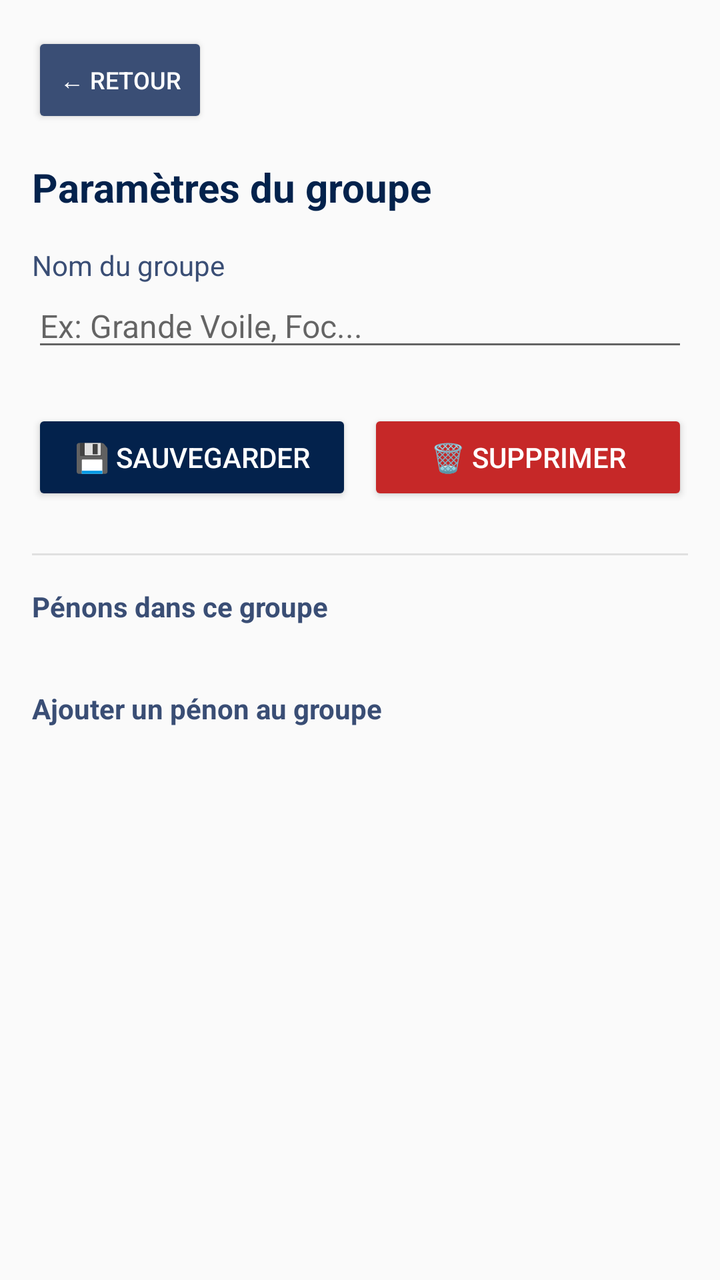
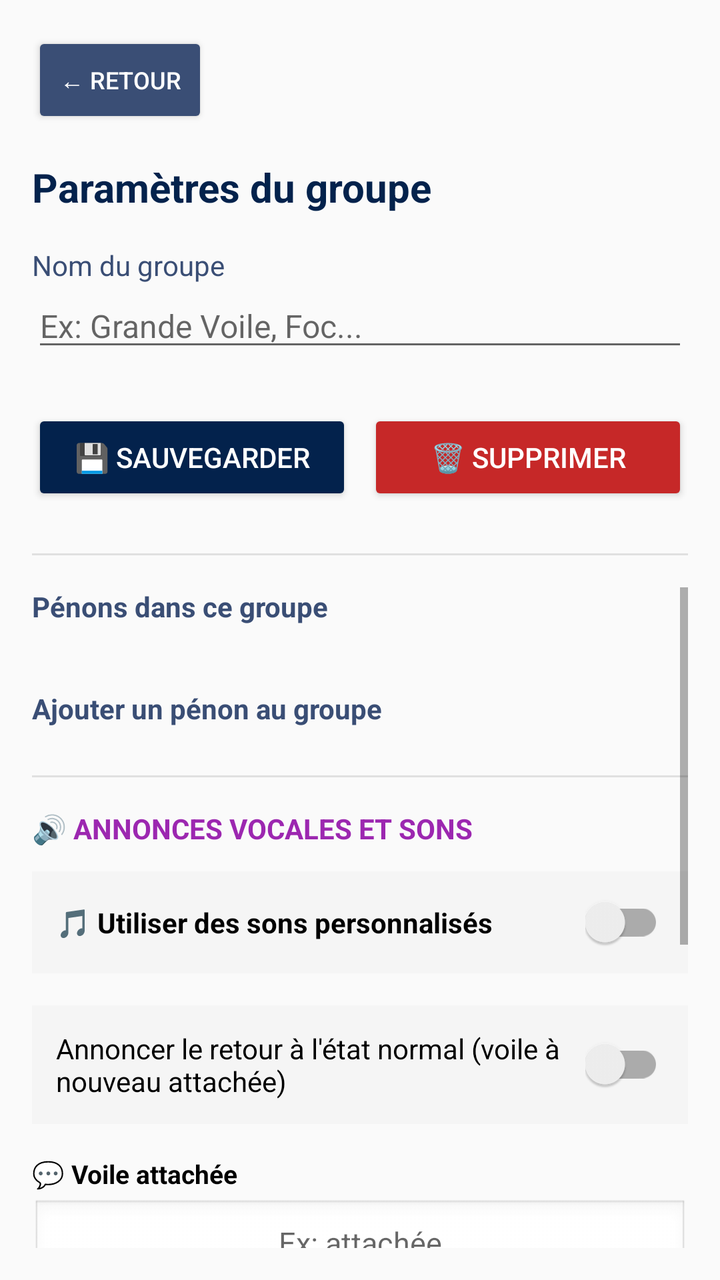

Before-and-after screenshots of an Android layout around one commit, followed by the original layout XML and the change that was made.
<!-- AndroidManifest.xml: application theme Theme.AppCompat.Light.NoActionBar -->
<!-- res/layout/activity_group_settings.xml -->
<?xml version="1.0" encoding="utf-8"?>
<LinearLayout xmlns:android="http://schemas.android.com/apk/res/android"
    android:layout_width="match_parent"
    android:layout_height="match_parent"
    android:orientation="vertical"
    android:padding="16dp"
    android:fitsSystemWindows="true">

    
    <Button
        android:id="@+id/btnGroupSettingsBack"
        android:layout_width="wrap_content"
        android:layout_height="wrap_content"
        android:text="← Retour"
        android:textSize="12sp"
        android:backgroundTint="@color/grey"
        android:textColor="@color/white"
        android:layout_marginBottom="16dp" />

    
    <TextView
        android:id="@+id/tvGroupSettingsTitle"
        android:layout_width="match_parent"
        android:layout_height="wrap_content"
        android:text="Paramètres du groupe"
        android:textSize="20sp"
        android:textStyle="bold"
        android:textColor="@color/sea"
        android:layout_marginBottom="16dp" />

    
    <TextView
        android:layout_width="match_parent"
        android:layout_height="wrap_content"
        android:text="Nom du groupe"
        android:textSize="14sp"
        android:textColor="@color/grey" />

    <EditText
        android:id="@+id/editGroupName"
        android:layout_width="match_parent"
        android:layout_height="wrap_content"
        android:hint="Ex: Grande Voile, Foc..."
        android:textSize="16sp"
        android:layout_marginBottom="24dp" />

    
    <LinearLayout
        android:layout_width="match_parent"
        android:layout_height="wrap_content"
        android:orientation="horizontal"
        android:layout_marginBottom="24dp">

        <Button
            android:id="@+id/btnSaveGroup"
            android:layout_width="0dp"
            android:layout_height="wrap_content"
            android:layout_weight="1"
            android:layout_marginEnd="8dp"
            android:text="💾 Sauvegarder"
            android:backgroundTint="@color/sea"
            android:textColor="@color/white" />

        <Button
            android:id="@+id/btnDeleteGroup"
            android:layout_width="0dp"
            android:layout_height="wrap_content"
            android:layout_weight="1"
            android:text="🗑️ Supprimer"
            android:backgroundTint="#C62828"
            android:textColor="@color/white" />

    </LinearLayout>

    
    <View
        android:layout_width="match_parent"
        android:layout_height="1dp"
        android:background="#E0E0E0"
        android:layout_marginBottom="16dp" />

    <ScrollView
        android:layout_width="match_parent"
        android:layout_height="0dp"
        android:layout_weight="1">

        <LinearLayout
            android:layout_width="match_parent"
            android:layout_height="wrap_content"
            android:orientation="vertical">

            
            <TextView
                android:layout_width="match_parent"
                android:layout_height="wrap_content"
                android:text="Pénons dans ce groupe"
                android:textSize="14sp"
                android:textStyle="bold"
                android:textColor="@color/grey"
                android:layout_marginBottom="8dp" />

            <LinearLayout
                android:id="@+id/layoutInGroupPenons"
                android:layout_width="match_parent"
                android:layout_height="wrap_content"
                android:orientation="vertical"
                android:layout_marginBottom="24dp" />

            
            <TextView
                android:id="@+id/tvAvailableTitle"
                android:layout_width="match_parent"
                android:layout_height="wrap_content"
                android:text="Ajouter un pénon au groupe"
                android:textSize="14sp"
                android:textStyle="bold"
                android:textColor="@color/grey"
                android:layout_marginBottom="8dp" />

            <LinearLayout
                android:id="@+id/layoutAvailablePenons"
                android:layout_width="match_parent"
                android:layout_height="wrap_content"
                android:orientation="vertical" />

        </LinearLayout>

    </ScrollView>

</LinearLayout>
<!-- resources referenced by this layout -->
<resources>
  <color name="grey">#3A4E75</color>
  <color name="sea">#03224C</color>
  <color name="white">#FFFFFFFF</color>
</resources>

<!-- the commit's change to res/layout/activity_group_settings.xml (unified diff, before → after) -->
@@ -123,6 +123,298 @@
                 android:layout_height="wrap_content"
                 android:orientation="vertical" />
 
+            
+            <View
+                android:layout_width="match_parent"
+                android:layout_height="1dp"
+                android:background="#E0E0E0"
+                android:layout_marginTop="16dp"
+                android:layout_marginBottom="16dp" />
+
+            
+            <TextView
+                android:layout_width="match_parent"
+                android:layout_height="wrap_content"
+                android:text="🔊 ANNONCES VOCALES ET SONS"
+                android:textSize="14sp"
+                android:textStyle="bold"
+                android:textColor="#9C27B0"
+                android:layout_marginBottom="12dp" />
+
+            
+            <LinearLayout
+                android:layout_width="match_parent"
+                android:layout_height="wrap_content"
+                android:orientation="horizontal"
+                android:gravity="center_vertical"
+                android:background="#F5F5F5"
+                android:padding="12dp"
+                android:layout_marginBottom="16dp">
+
+                <TextView
+                    android:layout_width="0dp"
+                    android:layout_height="wrap_content"
+                    android:layout_weight="1"
+                    android:text="🎵 Utiliser des sons personnalisés"
+                    android:textColor="#000000"
+                    android:textSize="14sp"
+                    android:textStyle="bold" />
+
+                <androidx.appcompat.widget.SwitchCompat
+                    android:id="@+id/switchGroupUseSound"
+                    android:layout_width="wrap_content"
+                    android:layout_height="wrap_content" />
+            </LinearLayout>
+
+            
+            <LinearLayout
+                android:layout_width="match_parent"
+                android:layout_height="wrap_content"
+                android:orientation="horizontal"
+                android:gravity="center_vertical"
+                android:background="#F5F5F5"
+                android:padding="12dp"
+                android:layout_marginBottom="16dp">
+
+                <TextView
+                    android:layout_width="0dp"
+                    android:layout_height="wrap_content"
+                    android:layout_weight="1"
+                    android:text="Annoncer le retour à l'état normal (voile à nouveau attachée)"
+                    android:textColor="#000000"
+                    android:textSize="14sp" />
+
+                <androidx.appcompat.widget.SwitchCompat
+                    android:id="@+id/switchAnnounceAttached"
+                    android:layout_width="wrap_content"
+                    android:layout_height="wrap_content" />
+            </LinearLayout>
+
+            
+            <LinearLayout
+                android:id="@+id/layoutGroupVoiceLabels"
+                android:layout_width="match_parent"
+                android:layout_height="wrap_content"
+                android:orientation="vertical">
+
+                <TextView
+                    android:layout_width="wrap_content"
+                    android:layout_height="wrap_content"
+                    android:text="💬 Voile attachée"
+                    android:textColor="#000000"
+                    android:textSize="13sp"
+                    android:textStyle="bold"
+                    android:layout_marginBottom="4dp" />
+                <EditText
+                    android:id="@+id/editGroupLabelAttached"
+                    android:layout_width="match_parent"
+                    android:layout_height="48dp"
+                    android:hint="Ex: attachée"
+                    android:inputType="text"
+                    android:gravity="center"
+                    android:background="@android:drawable/edit_text"
+                    android:textColor="#000000"
+                    android:textSize="15sp"
+                    android:layout_marginBottom="12dp" />
+
+                <TextView
+                    android:layout_width="wrap_content"
+                    android:layout_height="wrap_content"
+                    android:text="💬 Voile détachée"
+                    android:textColor="#000000"
+                    android:textSize="13sp"
+                    android:textStyle="bold"
+                    android:layout_marginBottom="4dp" />
+                <EditText
+                    android:id="@+id/editGroupLabelDetached"
+                    android:layout_width="match_parent"
+                    android:layout_height="48dp"
+                    android:hint="Ex: détachée"
+                    android:inputType="text"
+                    android:gravity="center"
+                    android:background="@android:drawable/edit_text"
+                    android:textColor="#000000"
+                    android:textSize="15sp"
+                    android:layout_marginBottom="12dp" />
+
+                <TextView
+                    android:layout_width="wrap_content"
+                    android:layout_height="wrap_content"
+                    android:text="💬 Voile détachée bâbord"
+                    android:textColor="#000000"
+                    android:textSize="13sp"
+                    android:textStyle="bold"
+                    android:layout_marginBottom="4dp" />
+                <EditText
+                    android:id="@+id/editGroupLabelDetachedBabord"
+                    android:layout_width="match_parent"
+                    android:layout_height="48dp"
+                    android:hint="Ex: détachée bâbord"
+                    android:inputType="text"
+                    android:gravity="center"
+                    android:background="@android:drawable/edit_text"
+                    android:textColor="#000000"
+                    android:textSize="15sp"
+                    android:layout_marginBottom="12dp" />
+
+                <TextView
+                    android:layout_width="wrap_content"
+                    android:layout_height="wrap_content"
+                    android:text="💬 Voile détachée tribord"
+                    android:textColor="#000000"
+                    android:textSize="13sp"
+                    android:textStyle="bold"
+                    android:layout_marginBottom="4dp" />
+                <EditText
+                    android:id="@+id/editGroupLabelDetachedTribord"
+                    android:layout_width="match_parent"
+                    android:layout_height="48dp"
+                    android:hint="Ex: détachée tribord"
+                    android:inputType="text"
+                    android:gravity="center"
+                    android:background="@android:drawable/edit_text"
+                    android:textColor="#000000"
+                    android:textSize="15sp"
+                    android:layout_marginBottom="12dp" />
+            </LinearLayout>
+
+            
+            <LinearLayout
+                android:id="@+id/layoutGroupCustomSounds"
+                android:layout_width="match_parent"
+                android:layout_height="wrap_content"
+                android:orientation="vertical"
+                android:visibility="gone">
+
+                
+                <TextView
+                    android:layout_width="wrap_content"
+                    android:layout_height="wrap_content"
+                    android:text="🎵 Son — Voile attachée"
+                    android:textColor="#000000"
+                    android:textSize="13sp"
+                    android:textStyle="bold"
+                    android:layout_marginBottom="4dp" />
+                <LinearLayout
+                    android:layout_width="match_parent"
+                    android:layout_height="wrap_content"
+                    android:orientation="horizontal"
+                    android:layout_marginBottom="12dp">
+                    <TextView
+                        android:id="@+id/tvSoundAttachedStatus"
+                        android:layout_width="0dp"
+                        android:layout_height="wrap_content"
+                        android:layout_weight="1"
+                        android:text="Aucun son"
+                        android:textColor="#666666"
+                        android:textSize="12sp"
+                        android:layout_gravity="center_vertical"
+                        android:paddingEnd="8dp" />
+                    <Button
+                        android:id="@+id/btnSelectSoundAttached"
+                        android:layout_width="wrap_content"
+                        android:layout_height="wrap_content"
+                        android:text="📂 Choisir"
+                        android:textSize="11sp" />
+                </LinearLayout>
+
+                
+                <TextView
+                    android:layout_width="wrap_content"
+                    android:layout_height="wrap_content"
+                    android:text="🎵 Son — Voile détachée"
+                    android:textColor="#000000"
+                    android:textSize="13sp"
+                    android:textStyle="bold"
+                    android:layout_marginBottom="4dp" />
+                <LinearLayout
+                    android:layout_width="match_parent"
+                    android:layout_height="wrap_content"
+                    android:orientation="horizontal"
+                    android:layout_marginBottom="12dp">
+                    <TextView
+                        android:id="@+id/tvSoundDetachedStatus"
+                        android:layout_width="0dp"
+                        android:layout_height="wrap_content"
+                        android:layout_weight="1"
+                        android:text="Aucun son"
+                        android:textColor="#666666"
+                        android:textSize="12sp"
+                        android:layout_gravity="center_vertical"
+                        android:paddingEnd="8dp" />
+                    <Button
+                        android:id="@+id/btnSelectSoundDetached"
+                        android:layout_width="wrap_content"
+                        android:layout_height="wrap_content"
+                        android:text="📂 Choisir"
+                        android:textSize="11sp" />
+                </LinearLayout>
+
+                
+                <TextView
+                    android:layout_width="wrap_content"
+                    android:layout_height="wrap_content"
+                    android:text="🎵 Son — Voile détachée bâbord"
+                    android:textColor="#000000"
+                    android:textSize="13sp"
+                    android:textStyle="bold"
+                    android:layout_marginBottom="4dp" />
+                <LinearLayout
+                    android:layout_width="match_parent"
+                    android:layout_height="wrap_content"
+                    android:orientation="horizontal"
+                    android:layout_marginBottom="12dp">
+                    <TextView
+                        android:id="@+id/tvSoundDetachedBabordStatus"
+                        android:layout_width="0dp"
+                        android:layout_height="wrap_content"
+                        android:layout_weight="1"
+                        android:text="Aucun son"
+                        android:textColor="#666666"
+                        android:textSize="12sp"
+                        android:layout_gravity="center_vertical"
+                        android:paddingEnd="8dp" />
+                    <Button
+                        android:id="@+id/btnSelectSoundDetachedBabord"
+                        android:layout_width="wrap_content"
+                        android:layout_height="wrap_content"
+                        android:text="📂 Choisir"
+                        android:textSize="11sp" />
+                </LinearLayout>
+
+                
+                <TextView
+                    android:layout_width="wrap_content"
+                    android:layout_height="wrap_content"
+                    android:text="🎵 Son — Voile détachée tribord"
+                    android:textColor="#000000"
+                    android:textSize="13sp"
+                    android:textStyle="bold"
+                    android:layout_marginBottom="4dp" />
+                <LinearLayout
+                    android:layout_width="match_parent"
+                    android:layout_height="wrap_content"
+                    android:orientation="horizontal"
+                    android:layout_marginBottom="12dp">
+                    <TextView
+                        android:id="@+id/tvSoundDetachedTribordStatus"
+                        android:layout_width="0dp"
+                        android:layout_height="wrap_content"
+                        android:layout_weight="1"
+                        android:text="Aucun son"
+                        android:textColor="#666666"
+                        android:textSize="12sp"
+                        android:layout_gravity="center_vertical"
+                        android:paddingEnd="8dp" />
+                    <Button
+                        android:id="@+id/btnSelectSoundDetachedTribord"
+                        android:layout_width="wrap_content"
+                        android:layout_height="wrap_content"
+                        android:text="📂 Choisir"
+                        android:textSize="11sp" />
+                </LinearLayout>
+            </LinearLayout>
+
         </LinearLayout>
 
     </ScrollView>
